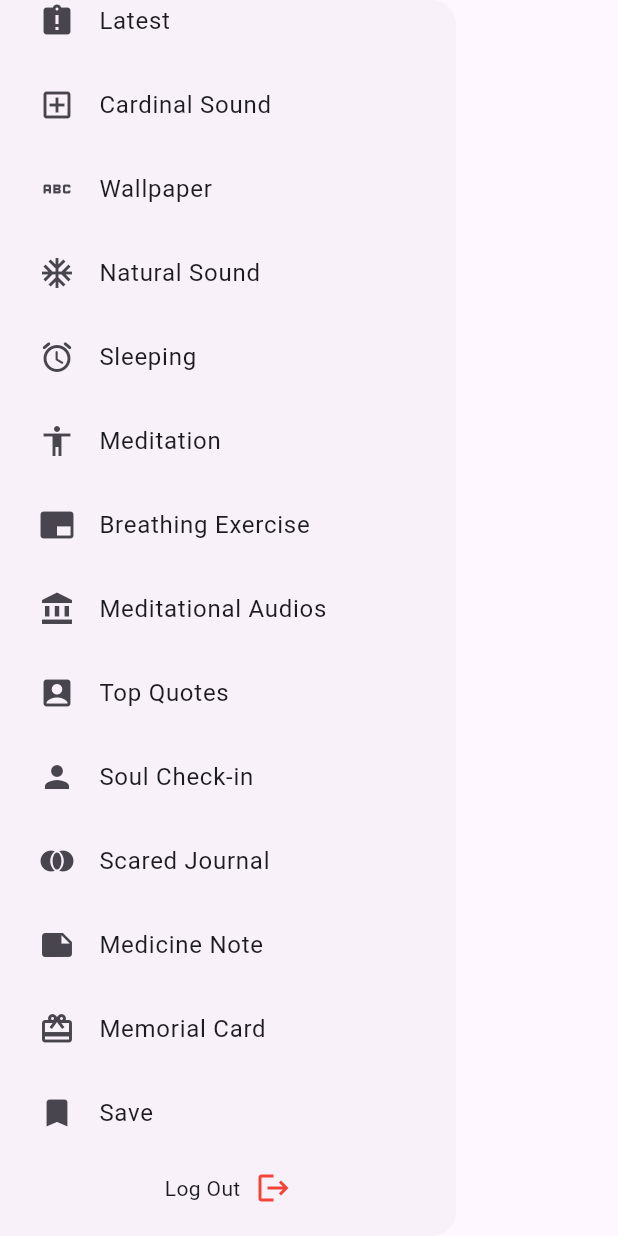
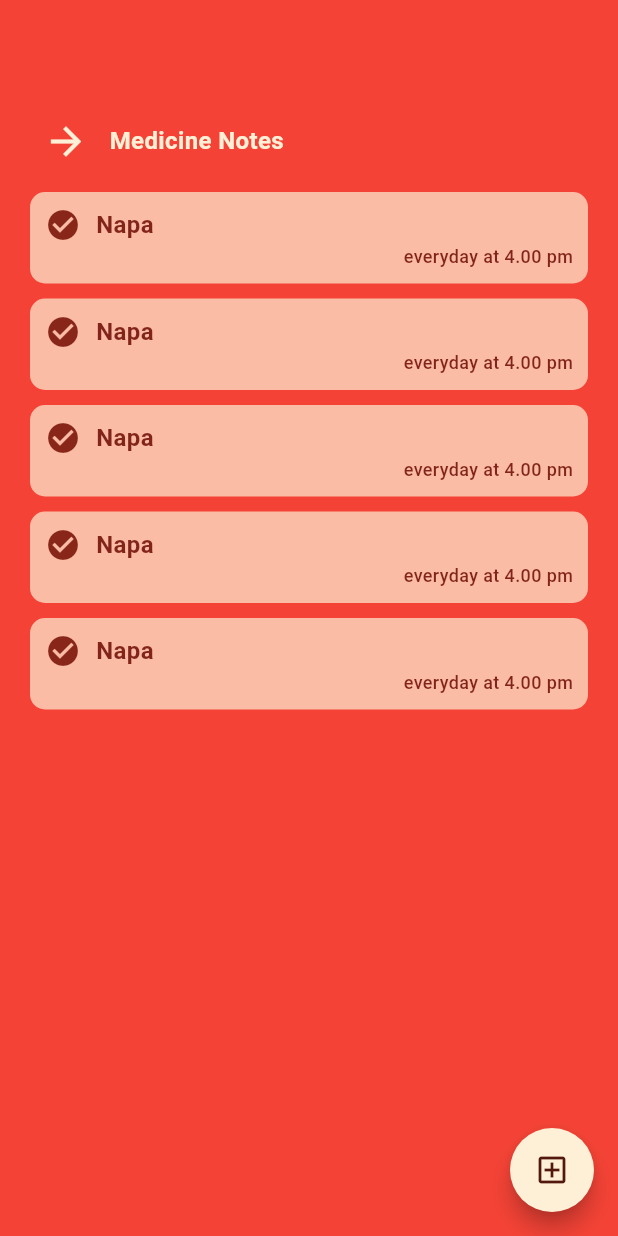
Before and after one commit to foysal012/cardinal_quotes, a Flutter app: the MyDrawerScreen widget shown alone on an empty page, opened directly, scrolled down 494 dp, after a tap on "Medicine Note", on a phone screen of 412 x 824 dp. Run offline on Flutter 3.47's test engine with Material 3 defaults, Android fonts, the phone set to English and light mode, and no system bars; our stand-ins replace gap, image_picker.

Commit message:
sidebar design improvement & medicine notes Ui design & link up

```diff
--- a/lib/main.dart
+++ b/lib/main.dart
@@ -2,6 +2,7 @@ import 'package:flutter/material.dart';
 import 'view/screen/bottom_nav_bar/bottom_nav_bar_screen.dart';
 import 'view/screen/bottom_nav_bar/sounds_screen.dart';
 import 'view/screen/journal_screen.dart';
+import 'view/screen/medicine_note_screen.dart';
 import 'view/screen/sound_details_screen.dart';
 
 void main() {
@@ -22,7 +23,7 @@ class MyApp extends StatelessWidget {
       // home: SplashScreen()
       // home: SignupScreen()
       // home: LoginScreen()
-      // home: SoundsScreen()
+      // home: MedicineNoteScreen()
       home: BottomNavBarScreen()
     );
   }
--- /dev/null
+++ b/lib/view/screen/medicine_note_screen.dart
@@ -0,0 +1,261 @@
+import 'package:flutter/material.dart';
+import '../../core/app_style.dart';
+
+class MedicineNoteScreen extends StatefulWidget {
+  const MedicineNoteScreen({super.key});
+
+  @override
+  State<MedicineNoteScreen> createState() => _MedicineNoteScreenState();
+}
+
+class _MedicineNoteScreenState extends State<MedicineNoteScreen> {
+  @override
+  Widget build(BuildContext context) {
+    return Scaffold(
+      backgroundColor: Colors.red,
+      body: Container(
+        padding: EdgeInsets.symmetric(horizontal: 20.0),
+        child: SingleChildScrollView(
+          child: Column(
+            children: [
+              AppStyle.gap(70.0),
+              Row(
+                    children: [
+                      IconButton(
+                          onPressed: (){
+
+                          },
+                          icon: Icon(Icons.arrow_forward, color: Color(0xffFEF0D6), size: 30.0,)
+                      ),
+                      AppStyle.gap(5.0),
+                      Text('Medicine Notes',
+                        style: TextStyle(
+                            fontSize: 16.0,
+                            fontWeight: FontWeight.bold,
+                            color: Color(0xffFEF0D6)
+                        ),
+                      ),
+                    ],
+                  ),
+              AppStyle.gap(10.0),
+
+              SizedBox(
+                height: MediaQuery.sizeOf(context).height,
+                child: ListView.builder(
+                    itemCount: 5,
+                    itemBuilder: (context, index) {
+                      return Opacity(
+                        opacity: 0.7,
+                        child: Container(
+                          padding: EdgeInsets.all(10.0),
+                          margin: EdgeInsets.only(bottom: 10.0),
+                          decoration: BoxDecoration(
+                            borderRadius: BorderRadius.all(Radius.circular(10.0)),
+                            color: Color(0xffFEF0D6)
+                          ),
+                          child: Column(
+                            children: [
+                              Row(
+                                children: [
+                                  Icon(Icons.check_circle, color: Color(0xff591A0E)),
+                                  AppStyle.gap(10.0),
+
+                                  Text('Napa',
+                                    style: TextStyle(
+                                        fontSize: 16,
+                                        fontWeight: FontWeight.w600,
+                                        color: Color(0xff52180D)
+                                    ),
+                                  ),
+                                ],
+                              ),
+                              Align(
+                                alignment: Alignment.bottomRight,
+                                child: Text('everyday at 4.00 pm',
+                                  style: TextStyle(
+                                      fontSize: 12,
+                                      fontWeight: FontWeight.w500,
+                                      color: Color(0xff52180D)
+                                  ),
+                                ),
+                              )
+                            ],
+                          ),
+                        ),
+                      );
+                    }
+                ),
+              ),
+              AppStyle.gap(45.0),
+
+            ],
+          ),
+        ),
+      ),
+      floatingActionButton: FloatingActionButton(
+        onPressed: () {
+          showModalBottomSheet(
+              context: context,
+              builder: (context) {
+               return Container(
+                 height: 350,
+                 padding: EdgeInsets.all(10.0),
+                 decoration: BoxDecoration(
+                   borderRadius: BorderRadius.only(
+                     topLeft: Radius.circular(15.0),
+                     topRight: Radius.circular(15.0)
+                   ),
+                   color: Color(0xffFEF0D6)
+                 ),
+                 child: Column(
+                   children: [
+                     AppStyle.gap(20.0),
+
+                     Row(
+                       mainAxisAlignment: MainAxisAlignment.spaceAround,
+                       children: [
+                         GestureDetector(
+                           onTap: () => Navigator.pop(context),
+                           child: Text('Cancel',
+                             style: TextStyle(
+                                 fontSize: 16,
+                                 fontWeight: FontWeight.w500,
+                                 color: Color(0xff591A0E)
+                             ),
+                           ),
+                         ),
+                         Text('New To-dos',
+                           style: TextStyle(
+                               fontSize: 16,
+                               fontWeight: FontWeight.w500,
+                               color: Color(0xff591A0E)
+                           ),
+                         ),
+                         Text('Next',
+                           style: TextStyle(
+                               fontSize: 16,
+                               fontWeight: FontWeight.w500,
+                               color: Color(0xff591A0E)
+                           ),
+                         ),
+                       ],
+                     ),
+                     AppStyle.gap(20.0),
+
+                     Container(
+                       padding: EdgeInsets.all(15.0),
+                       decoration: BoxDecoration(
+                         borderRadius: BorderRadiusGeometry.all(Radius.circular(25.0)),
+                         color: Color(0xff591A0E),
+                       ),
+                       child: Row(
+                         mainAxisAlignment: MainAxisAlignment.spaceBetween,
+                         children: [
+                           Row(
+                             children: [
+                               Icon(Icons.calendar_month, color: Color(0xffFEF0D6)),
+                               AppStyle.gap(10.0),
+
+                               Text('New to-dos',
+                                style: TextStyle(
+                                  fontSize: 16,
+                                  fontWeight: FontWeight.w500,
+                                  color: Color(0xffFEF0D6)
+                                ),
+                               )
+                             ],
+                           ),
+
+                           Icon(Icons.access_time_filled, color: Color(0xffFEF0D6)),
+                         ],
+                       ),
+                     ),
+                     AppStyle.gap(20.0),
+
+                     Container(
+                       padding: EdgeInsets.all(10.0),
+                       decoration: BoxDecoration(
+                         borderRadius: BorderRadius.circular(25.0),
+                         border: Border.all(width: 1.0, color: Color(0xff591A0E))
+                       ),
+                       child: Column(
+                         children: [
+                           Row(
+                             mainAxisAlignment: MainAxisAlignment.spaceBetween,
+                             children: [
+                               Text('Repeat',
+                                 style: TextStyle(
+                                     fontSize: 16,
+                                     fontWeight: FontWeight.w500,
+                                     color: Color(0xff591A0E)
+                                 ),
+                               ),
+
+                               Row(
+                                 children: [
+                                   Text('Everyday',
+                                     style: TextStyle(
+                                         fontSize: 16,
+                                         fontWeight: FontWeight.w500,
+                                         color: Color(0xff591A0E)
+                                     ),
+                                   ),
+                                   AppStyle.gap(10.0),
+
+                                   Icon(Icons.arrow_forward_ios_sharp, color: Color(0xff591A0E))
+                                 ],
+                               ),
+                             ],
+                           ),
+                           AppStyle.gap(5.0),
+                           Divider(
+                             height: 2.5,
+                             thickness: 2.5,
+                             color: Color(0xff591A0E),
+                           ),
+                           AppStyle.gap(5.0),
+                           Row(
+                             mainAxisAlignment: MainAxisAlignment.spaceBetween,
+                             children: [
+                               Text('End Repeat',
+                                 style: TextStyle(
+                                     fontSize: 16,
+                                     fontWeight: FontWeight.w500,
+                                     color: Color(0xff591A0E)
+                                 ),
+                               ),
+
+                               Row(
+                                 children: [
+                                   Text('After 1 Month',
+                                     style: TextStyle(
+                                         fontSize: 16,
+                                         fontWeight: FontWeight.w500,
+                                         color: Color(0xff591A0E)
+                                     ),
+                                   ),
+                                   AppStyle.gap(10.0),
+
+                                   Icon(Icons.arrow_forward_ios_sharp, color: Color(0xff591A0E))
+                                 ],
+                               ),
+                             ],
+                           )
+                         ],
+                       ),
+                     )
+                   ],
+                 ),
+               );
+              }
+          );
+        },
+        backgroundColor: Color(0xffFEF0D6),
+        shape: RoundedRectangleBorder(
+            borderRadius: BorderRadiusGeometry.circular(30.0)
+        ),
+        child: Icon(Icons.add_box_outlined, color: Color(0xff52180D)),
+      ),
+    );
+  }
+}
--- a/lib/view/widget/drawer_item_widget.dart
+++ b/lib/view/widget/drawer_item_widget.dart
@@ -14,8 +14,14 @@ class DrawerItemWidget extends StatelessWidget {
   @override
   Widget build(BuildContext context) {
     return ListTile(
-        leading: Icon(iconData),
-        title: Text(title),
+        leading: Icon(iconData, color: Color(0xff591A0E)),
+        title: Text(title,
+          style: TextStyle(
+            fontSize: 16,
+            color: Color(0xff591A0E),
+            fontWeight: FontWeight.bold
+          ),
+        ),
         onTap: onTap
     );
   }
--- a/lib/view/widget/my_drawer_screen.dart
+++ b/lib/view/widget/my_drawer_screen.dart
@@ -1,6 +1,7 @@
 import 'package:cardinal_quotes/core/app_style.dart';
 import 'package:flutter/material.dart';
 
+import '../screen/medicine_note_screen.dart';
 import 'drawer_item_widget.dart';
 
 class MyDrawerScreen extends StatefulWidget {
@@ -14,6 +15,7 @@ class _MyDrawerScreenState extends State<MyDrawerScreen> {
   @override
   Widget build(BuildContext context) {
     return Drawer(
+      backgroundColor: Color(0xffFEF0D6),
       child: ListView(
         padding: EdgeInsets.all(10.0),
         children: [
@@ -27,7 +29,13 @@ class _MyDrawerScreenState extends State<MyDrawerScreen> {
             ),
           ),
           DrawerHeader(
-            child: Text('\"Please Come from within\nDo not seek it without\"\nBuddha'),
+            child: Text('\"Please Come from within\nDo not seek it without\"\nBuddha',
+              style: TextStyle(
+                  fontSize: 18,
+                  color: Color(0xff591A0E),
+                  fontWeight: FontWeight.bold
+              ),
+            ),
           ),
 
           DrawerItemWidget(
@@ -138,7 +146,7 @@ class _MyDrawerScreenState extends State<MyDrawerScreen> {
             iconData: Icons.note,
             title: 'Medicine Note',
             onTap: (){
-
+              Navigator.of(context).push(MaterialPageRoute(builder: (context) => MedicineNoteScreen()));
             },
           ),
 
```
